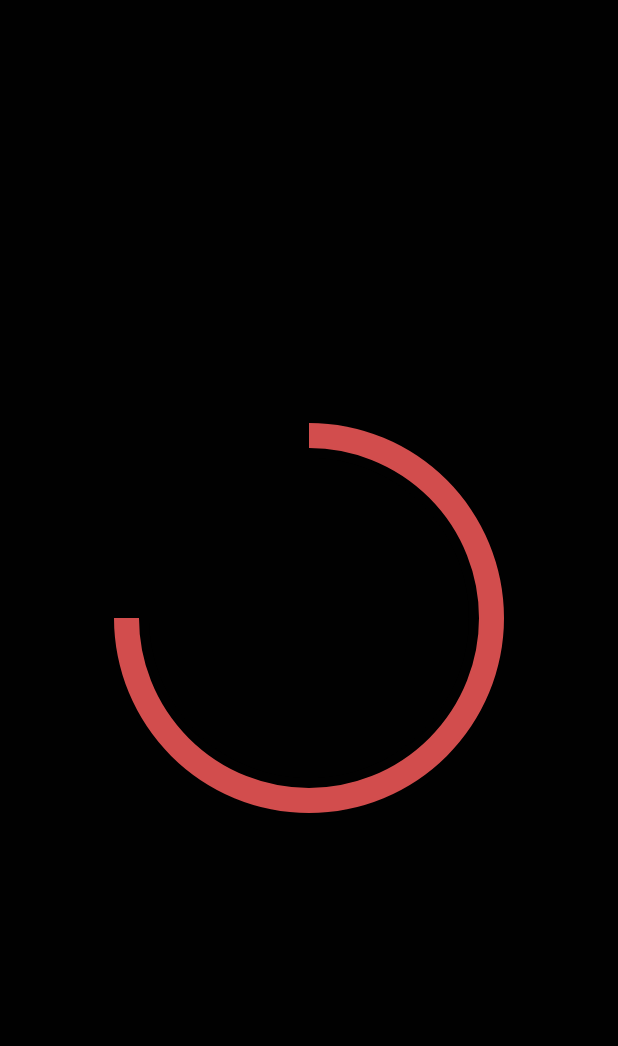
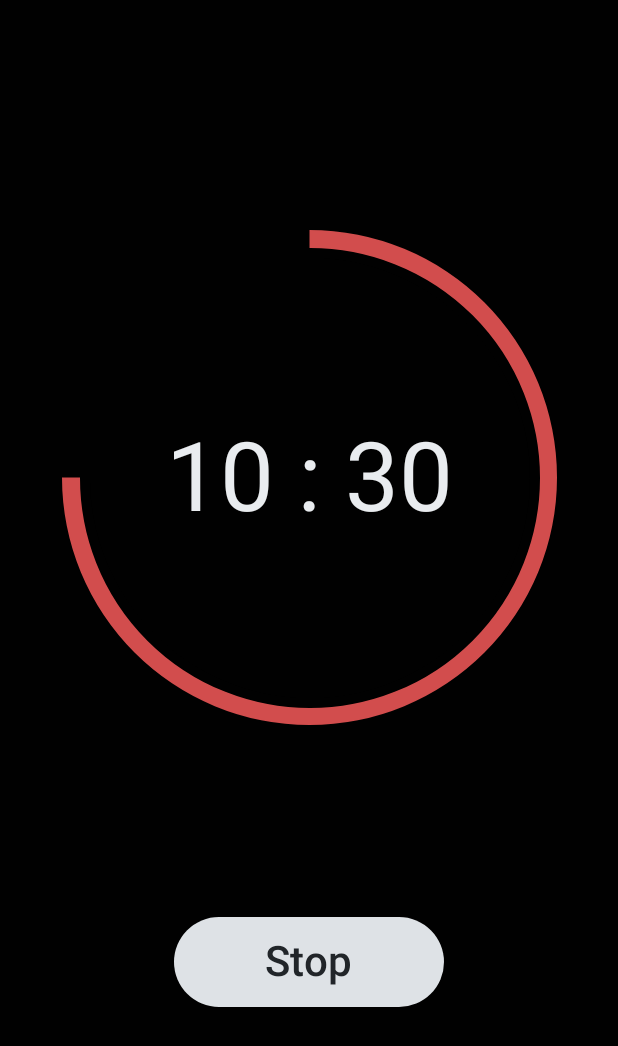
Before and after one commit to victorYghor/meditar, an Android app built with Jetpack Compose: the @Preview function TimerScreen, on a phone screen of 412 x 824 dp. Shown: the top 1046 px of the screen. Run offline under Robolectric (Android 15) with nearby library versions, the phone set to English and light mode, and no system bars.

Commit message:
fix: the TimerButton and TimerProgress

```diff
--- a/app/src/main/java/com/victoryghor/meditar/timer/TimerScreen.kt
+++ b/app/src/main/java/com/victoryghor/meditar/timer/TimerScreen.kt
@@ -2,13 +2,21 @@ package com.victoryghor.meditar.timer
 
 import androidx.compose.foundation.background
 import androidx.compose.foundation.layout.Arrangement
+import androidx.compose.foundation.layout.Box
 import androidx.compose.foundation.layout.Column
+import androidx.compose.foundation.layout.Spacer
 import androidx.compose.foundation.layout.fillMaxSize
+import androidx.compose.foundation.layout.size
 import androidx.compose.runtime.Composable
 import androidx.compose.ui.Alignment
 import androidx.compose.ui.Modifier
 import androidx.compose.ui.tooling.preview.Preview
+import androidx.compose.ui.unit.dp
+import com.victoryghor.meditar.R
+import com.victoryghor.meditar.ui.components.CancelButton
+import com.victoryghor.meditar.ui.components.ConfirmButton
 import com.victoryghor.meditar.ui.components.Timer
+import com.victoryghor.meditar.ui.components.TimerText
 import com.victoryghor.meditar.ui.theme.blackBackground
 
 @Preview
@@ -17,8 +25,20 @@ fun TimerScreen() {
     Column(
         verticalArrangement = Arrangement.Center,
         horizontalAlignment = Alignment.CenterHorizontally,
-        modifier = Modifier.fillMaxSize().background(blackBackground)
+        modifier = Modifier
+            .fillMaxSize()
+            .background(blackBackground)
     ) {
-        Timer()
+        Box(
+            contentAlignment = Alignment.Center
+        ) {
+            Timer(270f)
+            TimerText(minutes = "10", seconds = "30")
+        }
+        Spacer(modifier = Modifier.size(128.dp))
+        CancelButton(
+            onClick = {},
+            R.string.stop,
+        )
     }
 }
--- /dev/null
+++ b/app/src/main/java/com/victoryghor/meditar/timer/TimerViewModel.kt
@@ -0,0 +1,6 @@
+package com.victoryghor.meditar.timer
+
+import androidx.lifecycle.ViewModel
+
+class TimerViewModel: ViewModel() {
+}
--- /dev/null
+++ b/app/src/main/java/com/victoryghor/meditar/ui/components/CancelButton.kt
@@ -0,0 +1,34 @@
+package com.victoryghor.meditar.ui.components
+
+import androidx.compose.foundation.layout.PaddingValues
+import androidx.compose.foundation.layout.size
+import androidx.compose.material3.Button
+import androidx.compose.material3.Text
+import androidx.compose.runtime.Composable
+import androidx.compose.ui.res.stringResource
+import androidx.compose.material3.ButtonDefaults
+import androidx.compose.ui.Modifier
+import androidx.compose.ui.tooling.preview.Preview
+import androidx.compose.ui.unit.dp
+import androidx.compose.ui.unit.sp
+import com.victoryghor.meditar.R
+import com.victoryghor.meditar.ui.theme.black400
+import com.victoryghor.meditar.ui.theme.white200
+import com.victoryghor.meditar.ui.theme.white200Transparent
+
+@Composable
+fun CancelButton(onClick: () -> Unit, text: Int) {
+    Button(
+        onClick = onClick,
+        colors = ButtonDefaults.buttonColors(containerColor = white200),
+        modifier = Modifier.size(width = 180.dp, height = 60.dp)
+    ) {
+        Text(stringResource(text), fontSize = 28.sp, color = black400)
+    }
+}
+
+@Preview
+@Composable
+private fun CancelButtonPreview() {
+    CancelButton(onClick = {}, text = R.string.stop)
+}
--- a/app/src/main/java/com/victoryghor/meditar/ui/components/ConfirmButton.kt
+++ b/app/src/main/java/com/victoryghor/meditar/ui/components/ConfirmButton.kt
@@ -2,8 +2,6 @@ package com.victoryghor.meditar.ui.components
 
 import android.widget.Toast
 import androidx.annotation.StringRes
-import androidx.compose.foundation.layout.fillMaxWidth
-import androidx.compose.foundation.layout.padding
 import androidx.compose.foundation.layout.size
 import androidx.compose.material3.Button
 import androidx.compose.material3.ButtonDefaults
@@ -18,7 +16,7 @@ import androidx.compose.ui.unit.sp
 import com.victoryghor.meditar.R
 import com.victoryghor.meditar.ui.theme.black400
 import com.victoryghor.meditar.ui.theme.white200
-import com.victoryghor.meditar.ui.theme.white200Tranparent
+import com.victoryghor.meditar.ui.theme.white200Transparent
 
 
 @Composable
@@ -41,7 +39,7 @@ fun ConfirmButton(
     Button(
         onClick = handleDisableClick,
         colors = if(disabled)
-            ButtonDefaults.buttonColors(containerColor = white200Tranparent)
+            ButtonDefaults.buttonColors(containerColor = white200Transparent)
         else
             ButtonDefaults.buttonColors(containerColor = white200),
         modifier = modifier.size(height = 80.dp, width = 256.dp)
--- a/app/src/main/java/com/victoryghor/meditar/ui/components/Timer.kt
+++ b/app/src/main/java/com/victoryghor/meditar/ui/components/TimerProgress.kt
@@ -16,21 +16,26 @@ import com.victoryghor.meditar.ui.theme.redDark
 /**
  * @param angle a porcentagem do timer em graus, 360f para uma volta completa.
  */
-@Preview
 @Composable
-fun Timer(angle: Float = 270f) {
+fun Timer(angle: Float) {
     Box(
         contentAlignment = Alignment.Center,
         modifier = Modifier.background(blackBackground)
     ) {
-        Canvas(modifier = Modifier.size(260.dp)) {
+        Canvas(modifier = Modifier.size(330.dp)) {
             drawArc(redDark, -90f, angle, true)
         }
-        Canvas(modifier = Modifier.size(220.dp)) {
+        Canvas(modifier = Modifier.size(300.dp)) {
             drawArc(blackBackground, -90f, angle, true)
         }
-        Canvas(modifier = Modifier.size(220.dp)) {
+        Canvas(modifier = Modifier.size(300.dp)) {
             drawArc(blackBackground, -90f, angle, true, style = Stroke(10f))
         }
     }
 }
+
+@Preview
+@Composable
+fun TimerPreview() {
+    Timer(angle = 270f)
+}
--- /dev/null
+++ b/app/src/main/java/com/victoryghor/meditar/ui/components/TimerText.kt
@@ -0,0 +1,28 @@
+package com.victoryghor.meditar.ui.components
+
+import androidx.compose.material3.Text
+import androidx.compose.runtime.Composable
+import androidx.compose.ui.Modifier
+import androidx.compose.ui.tooling.preview.Preview
+import androidx.compose.ui.unit.sp
+import com.victoryghor.meditar.ui.theme.white0
+import com.victoryghor.meditar.ui.theme.white100
+import com.victoryghor.meditar.ui.theme.white200
+
+
+@Composable
+fun TimerText(minutes: String, seconds:String, modifier: Modifier = Modifier) {
+    Text(
+        text = formatNumberWithSpace(minutes) + " : " + formatNumberWithSpace(seconds),
+        fontSize = 64.sp,
+        color = white100,
+        modifier = modifier
+    )
+}
+fun formatNumberWithSpace(time: String) = if(time.length == 2) time else time + " "
+
+@Preview
+@Composable
+fun TimerTextPreview() {
+    TimerText(minutes = "3", seconds = "30")
+}
--- a/app/src/main/java/com/victoryghor/meditar/ui/theme/Color.kt
+++ b/app/src/main/java/com/victoryghor/meditar/ui/theme/Color.kt
@@ -10,4 +10,4 @@ val blueDark = Color(0xFF3F51B5)
 val white200 = Color(0xFFDEE2E6)
 val white100 = Color(0xFFE9ECEF)
 val white0 = Color(0xFFF8F9FA)
-val white200Tranparent = Color(0x88DEE2E6)
+val white200Transparent = Color(0x88DEE2E6)
--- a/app/src/main/res/values/strings.xml
+++ b/app/src/main/res/values/strings.xml
@@ -6,4 +6,5 @@
     <string name="select_a_number_greater_than_0">Select a number greater than 0</string>
     <string name="you_cannot_click_in_the_button">You cannot click in the button now</string>
     <string name="minutes">Minutes</string>
+    <string name="stop">Stop</string>
 </resources>
```
Also changed, not shown: app/src/main/java/com/victoryghor/meditar/TimerNavigation.kt (+31 -25 lines).
